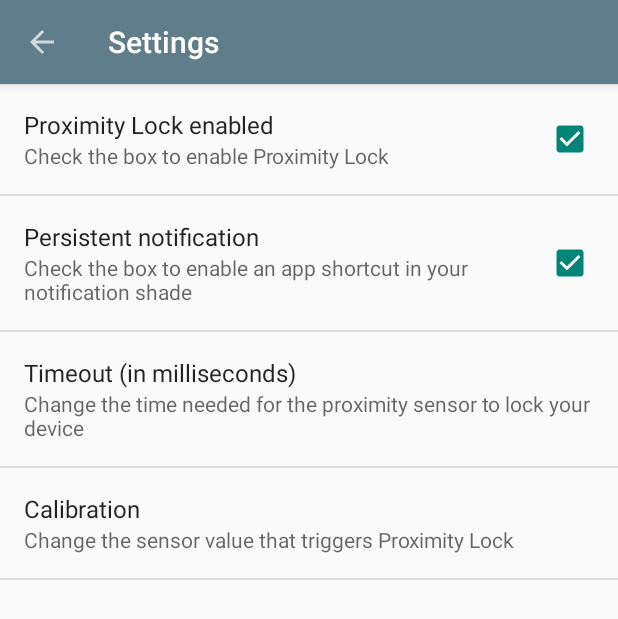
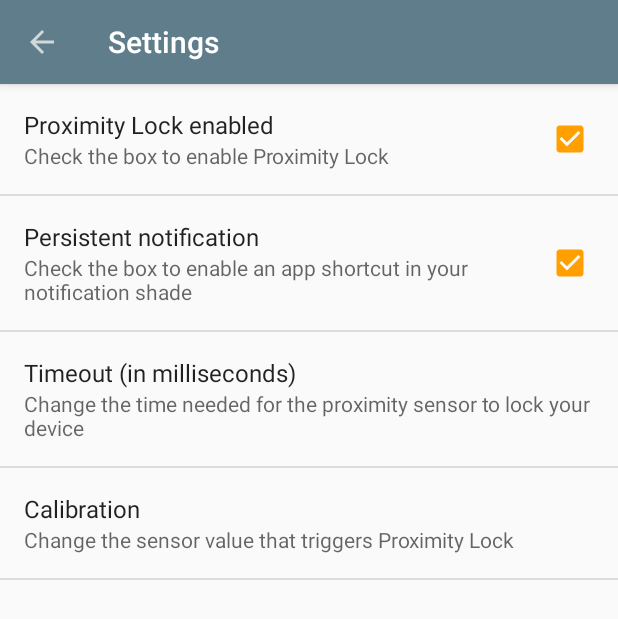
Before and after one commit to yifanfwu/ProximityLock, an Android app: the SettingsActivity screen opened directly, with no data from a screen before it, on a phone screen of 412 x 824 dp. Shown: the top 619 px of the screen. Run offline under Robolectric (Android 15) with nearby library versions, the phone set to English and light mode, and no system bars.

Commit message:
changed min sdk and colors

```diff
--- a/app/build.gradle
+++ b/app/build.gradle
@@ -6,7 +6,7 @@ android {
 
     defaultConfig {
         applicationId "com.yifanfwu.proximitylock"
-        minSdkVersion 15
+        minSdkVersion 16
         targetSdkVersion 23
         versionCode 1
         versionName "1.0"
--- a/app/src/main/res/values/colors.xml
+++ b/app/src/main/res/values/colors.xml
@@ -2,5 +2,6 @@
 <resources>
     <color name="primary">#607d8b</color>
     <color name="primary_dark">#546e7a</color>
+    <color name="accent">#ffa000</color>
 
 </resources>
--- a/app/src/main/res/values/styles.xml
+++ b/app/src/main/res/values/styles.xml
@@ -2,8 +2,9 @@
 
     <!-- Base application theme. -->
     <style name="AppTheme" parent="Theme.AppCompat.Light.NoActionBar">
-        <item name="android:colorPrimary">@color/primary</item>
-        <item name="android:colorPrimaryDark">@color/primary_dark</item>
+        <item name="colorPrimary">@color/primary</item>
+        <item name="colorPrimaryDark">@color/primary_dark</item>
+        <item name="colorAccent">@color/accent</item>
     </style>
 
     <style name="bold_text">
```
Also changed, not shown: 1 other file.
